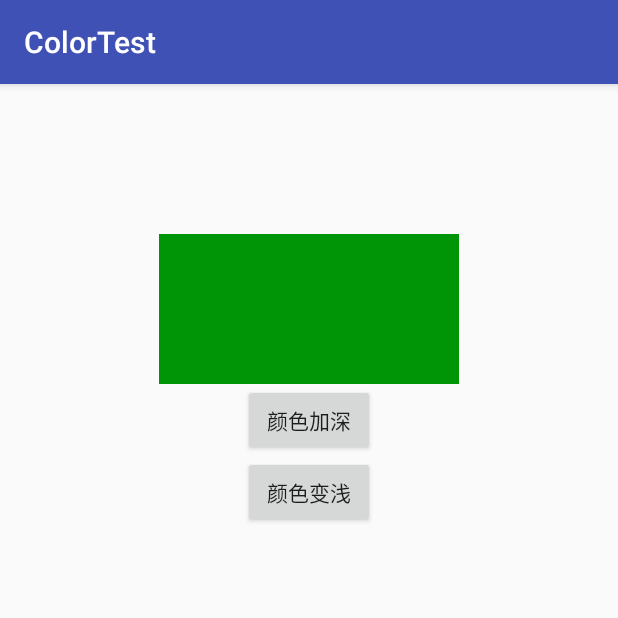
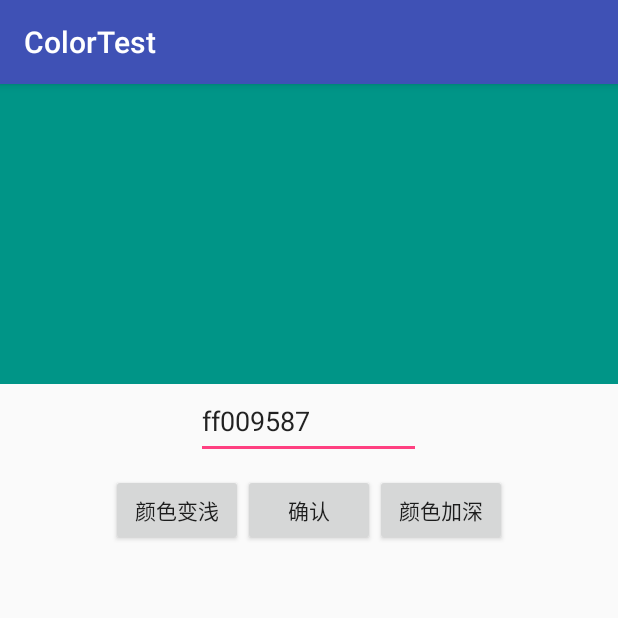
Before and after one commit to msmtmsmt123/ColorUtils, an Android app: the screen it shows after launch (MainActivity), on a phone screen of 412 x 824 dp, the top half of it. Run offline under Robolectric (Android 15) with nearby library versions, the phone set to English and light mode, and no system bars.

Commit message:
基础功能重做实现

```diff
--- a/app/src/main/java/com/example/god/colortest/MainActivity.java
+++ b/app/src/main/java/com/example/god/colortest/MainActivity.java
@@ -4,39 +4,79 @@ import android.os.Bundle;
 import android.support.v7.app.AppCompatActivity;
 import android.view.View;
 import android.widget.Button;
+import android.widget.EditText;
 import android.widget.TextView;
+import android.widget.Toast;
 
 import com.example.colorutils.GodUtils;
 
 public class MainActivity extends AppCompatActivity implements View.OnClickListener {
 
-    private TextView text;
+    private TextView colorShow;
     private int backColor;
+    private EditText colorText;
+    private boolean changed = false;
+    private Button sureButton;
+    private int saveColor;
 
     @Override
     protected void onCreate(Bundle savedInstanceState) {
         super.onCreate(savedInstanceState);
         setContentView(R.layout.activity_main);
-        text = (TextView)findViewById(R.id.colorText1);
-        backColor = GodUtils.StringTransInt("ff009507");
-        text.setBackgroundColor(backColor);
-        Button dark = (Button)findViewById(R.id.darkButton);
-        Button light = (Button)findViewById(R.id.lightButton);
-        dark.setOnClickListener(this);
-        light.setOnClickListener(this);
+        sureButton = (Button) findViewById(R.id.sureColor);
+        Button add = (Button) findViewById(R.id.add);
+        Button del = (Button) findViewById(R.id.del);
+        colorText = (EditText) findViewById(R.id.colorText);
+        colorShow = (TextView) findViewById(R.id.colorShow);
+
+        colorText.setText("ff009587");
+        backColor = GodUtils.StringTransInt(colorText.getText().toString());
+        colorShow.setBackgroundColor(backColor);
+
+        sureButton.setOnClickListener(this);
+        add.setOnClickListener(this);
+        del.setOnClickListener(this);
     }
 
     @Override
     public void onClick(View v) {
         switch (v.getId()) {
-            case R.id.darkButton:
-                text.setBackgroundColor(GodUtils.TranslateDark(backColor,30));
+            case R.id.sureColor:
+                if (changed) {
+                    setColor(saveColor);
+                    changed = false;
+                    sureButton.setText("确认");
+                } else {
+                    String color = colorText.getText().toString();
+                    if (GodUtils.judgeColorString(color))
+                        setColor(GodUtils.StringTransInt(color));
+                     else
+                         Toast.makeText(this, "请输入正确的值", Toast.LENGTH_SHORT).show();
+                }
                 break;
-            case R.id.lightButton:
-                text.setBackgroundColor(GodUtils.TranslateLight(backColor,30));
+            case R.id.add:
+                changeState();
+                setColor(GodUtils.TranslateDark(backColor, 5));
                 break;
+            case R.id.del:
+                changeState();
+                setColor(GodUtils.TranslateLight(backColor, 5));
+                break;
+        }
+    }
 
+    private void changeState() {
+        if (!changed) {
+            sureButton.setText("复位");
+            saveColor = backColor;
+            changed = true;
         }
+    }
 
+    private void setColor(int color){
+        backColor = color;
+        colorText.setText(GodUtils.intToString(backColor));
+        colorShow.setBackgroundColor(backColor);
     }
+
 }
--- a/app/src/main/res/layout/activity_main.xml
+++ b/app/src/main/res/layout/activity_main.xml
@@ -13,27 +13,50 @@
         android:orientation="vertical">
 
         <TextView
-            android:id="@+id/colorText1"
-            android:layout_width="200dp"
-            android:layout_height="100dp"
+            android:id="@+id/colorShow"
+            android:layout_width="match_parent"
+            android:layout_height="200dp"
             android:layout_gravity="center"
-            android:layout_marginTop="100dp"
             app:layout_constraintBottom_toBottomOf="parent"
             app:layout_constraintLeft_toLeftOf="parent"
             app:layout_constraintRight_toRightOf="parent"
             app:layout_constraintTop_toTopOf="parent" />
+
+        <EditText
+            android:id="@+id/colorText"
+            android:layout_width="150dp"
+            android:layout_height="50dp"
+            android:hint="请输入颜色值"
+            android:inputType="text"
+            android:layout_gravity="center_horizontal"/>
+
+        <LinearLayout
+            android:layout_width="match_parent"
+            android:layout_height="wrap_content"
+            android:layout_marginTop="10dp"
+            android:gravity="center"
+            android:orientation="horizontal">
             <Button
-            android:id="@+id/darkButton"
+                android:id="@+id/del"
+                android:layout_width="wrap_content"
+                android:layout_height="wrap_content"
+                android:text="颜色变浅"/>
+            <Button
+                android:id="@+id/sureColor"
                 android:layout_width="wrap_content"
                 android:layout_height="wrap_content"
                 android:layout_gravity="center"
-            android:text="颜色加深"/>
+                android:text="确认" />
             <Button
-            android:id="@+id/lightButton"
+                android:id="@+id/add"
                 android:layout_width="wrap_content"
                 android:layout_height="wrap_content"
-            android:layout_gravity="center"
-            android:text="颜色变浅"/>
+                android:text="颜色加深"/>
+        </LinearLayout>
+
+
+
+
 
 
     </LinearLayout>
```
Also changed, not shown: colorutils/src/main/java/com/example/colorutils/GodUtils.java (+1 -33 lines). Lines whose indentation alone changed are shown as unchanged.
